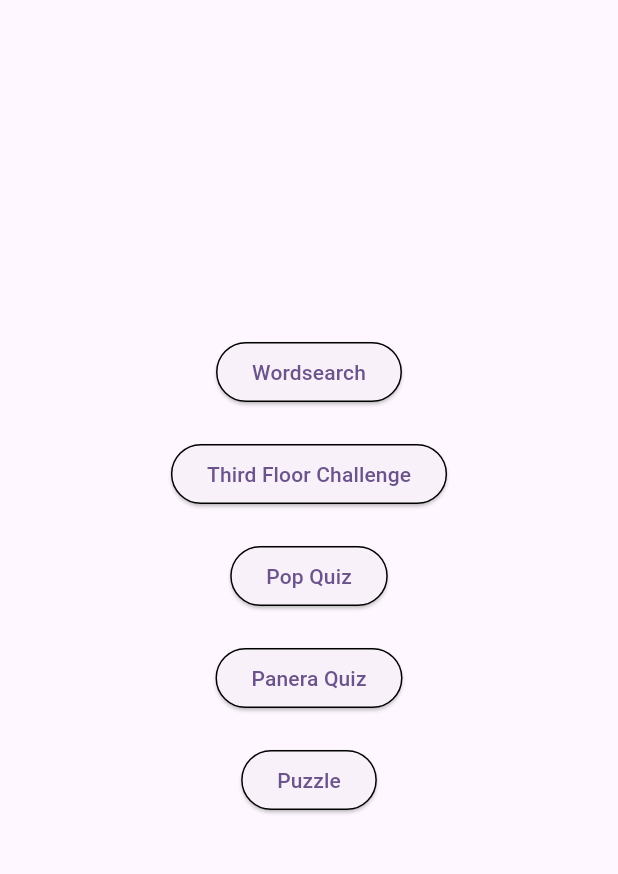
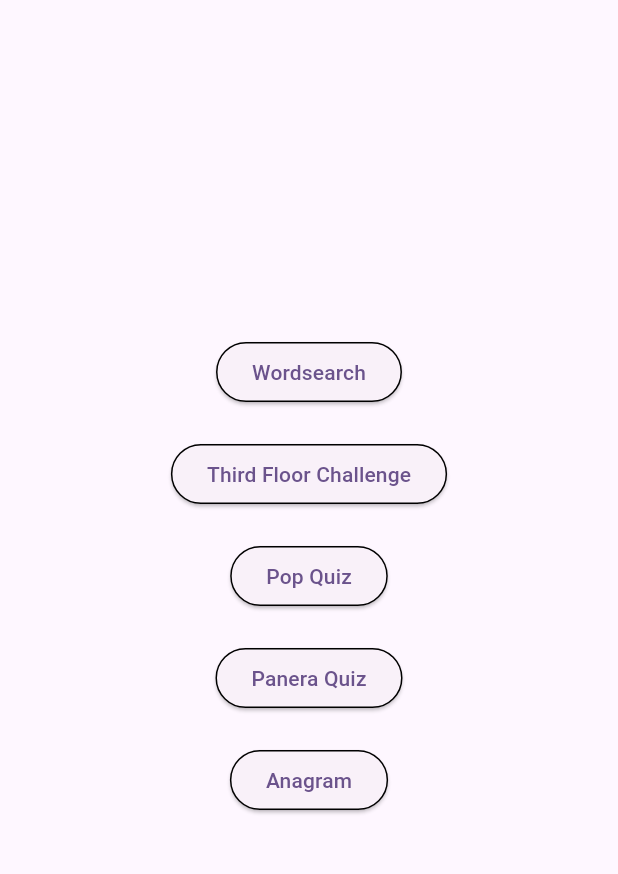
Before and after one commit to maureensanchez99/app6, a Flutter app: the HomePage screen opened directly, on a phone screen of 412 x 824 dp, the part 84-958 px from its top. Run offline on Flutter 3.47's test engine with Material 3 defaults, Android fonts, the phone set to English and light mode, and no system bars.

Commit message:
changed labeling of puzzle button

```diff
--- a/lib/pages/home_page.dart
+++ b/lib/pages/home_page.dart
@@ -74,7 +74,7 @@
               style: OutlinedButton.styleFrom(
                 side: const BorderSide(color: Colors.black),
               ),
-              child: const Text("Puzzle"),
+              child: const Text("Anagram"),
             ),
           ],
         ),
```
